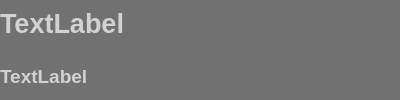
Above: SmartTimer/alertwidget.ui from secondYearProjects/SmartTimer before the change. Below: the same form after it.
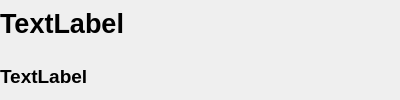
That is the form after the change. Icons and pictures are not drawn. Custom widgets are drawn as their Qt base class.

```diff
--- a/SmartTimer/alertwidget.ui
+++ b/SmartTimer/alertwidget.ui
@@ -35,18 +35,11 @@
    <string>Form</string>
   </property>
   <property name="styleSheet">
-   <string notr="true">QWidget {
-	background-color: rgb(113,113,113);
-	color: rgb(210,210,210);
-}
-
-QWidget#alertSwitch {
+   <string notr="true">QWidget#alertSwitch {
 	margin-right: 5px;
 }
 
 QPushButton {
-		background-color: rgb(113,113,113);
-		color: white;
 		border: 0px;
 		border-radius: 35px;
 }
```
